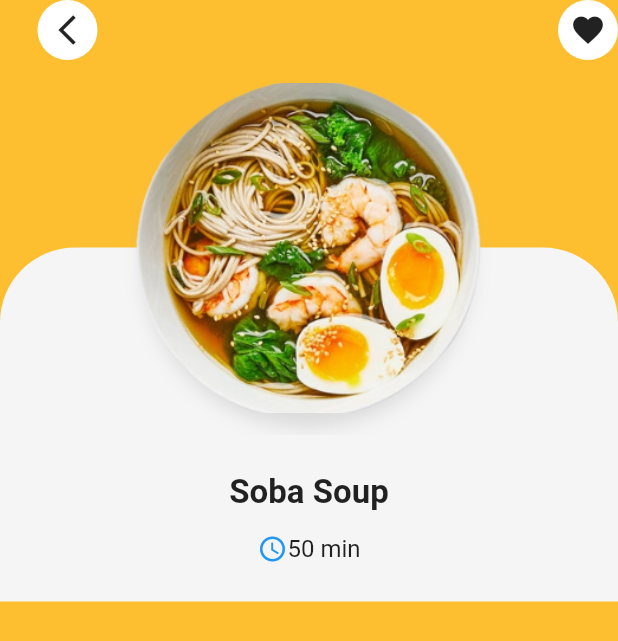
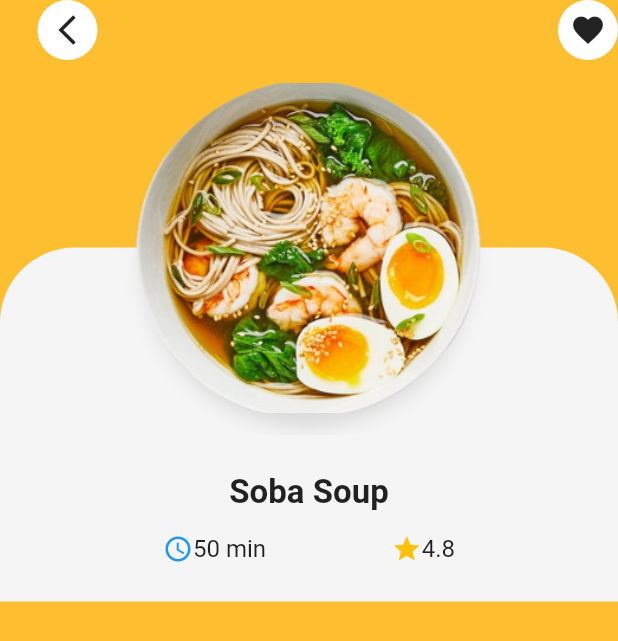
Before and after one commit to beshprakash11/food_delivery, a Flutter app: the DetilPage screen opened directly with sample values from the repository, on a phone screen of 412 x 824 dp. Shown: the top 641 px of the screen. Run offline on Flutter 3.47's test engine with Material 2 defaults, Android fonts, the phone set to English and light mode, and no system bars; our stand-ins replace smooth_page_indicator.

```diff
--- a/lib/screens/details/widget/food_detail.dart
+++ b/lib/screens/details/widget/food_detail.dart
@@ -28,6 +28,11 @@ class FoodDetail extends StatelessWidget {
                 Icons.access_time_outlined,
                 Colors.blue,
                 food.waitTime
+              ),
+              _buildIconText(
+                Icons.star_outlined,
+                Colors.amber,
+                food.score.toString()
               )
 
             ],
```
